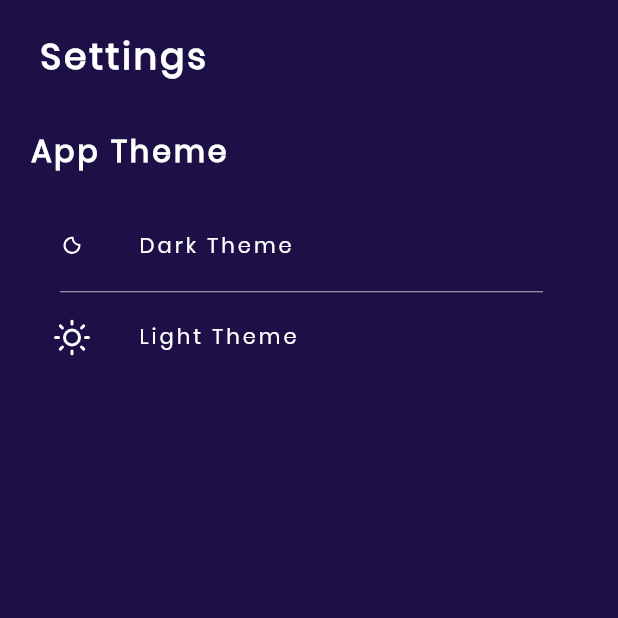
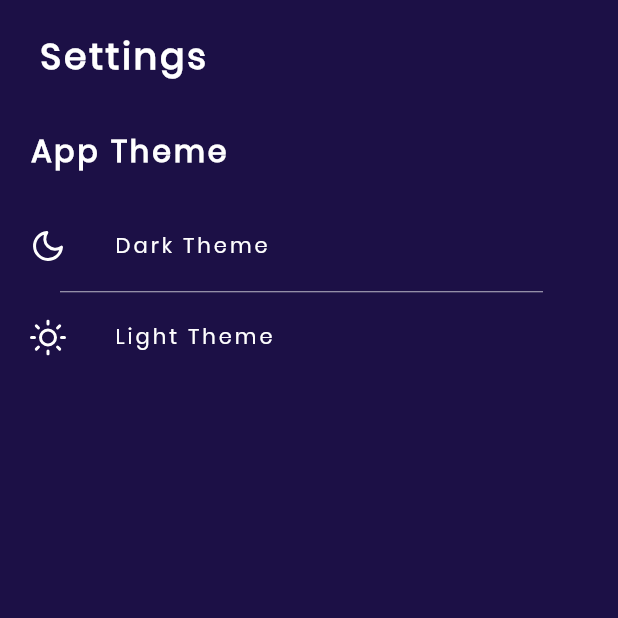
Before and after one commit to hngi/mobileforce-QuickThink, a Flutter app: the SettingsView screen opened directly, on a phone screen of 412 x 824 dp, the top half of it. Run offline on Flutter 3.47's test engine with Material 2 defaults, Android fonts, the phone set to English and light mode, and no system bars; our stand-ins replace flutter_icons, flutter_spinkit, flutter_svg, google_fonts, hexcolor, image_picker and 2 more; accounts and stored records are empty.

Commit message:
Settings view updated

```diff
--- a/quick_think/lib/screens/settings_view.dart
+++ b/quick_think/lib/screens/settings_view.dart
@@ -48,6 +48,7 @@ class _SettingsViewState extends State<SettingsView> {
             ),
             InkWell(
               child: ListTile(
+                contentPadding: EdgeInsets.all(0),
                 onTap: currentTheme.darkTheme,
                 title: Text(
                   "Dark Theme",
@@ -59,7 +60,7 @@ class _SettingsViewState extends State<SettingsView> {
                           letterSpacing: 2.0)),
                 ),
                 leading: Icon(
-                  FlutterIcons.wi_night_clear_wea,
+                  FlutterIcons.moon_fea,
                   color: Colors.white,
                 ),
               ),
@@ -73,6 +74,7 @@ class _SettingsViewState extends State<SettingsView> {
             ),
             InkWell(
               child: ListTile(
+                contentPadding: EdgeInsets.all(0),
                 onTap: currentTheme.lightTheme,
                 title: Text(
                   "Light Theme",
```
